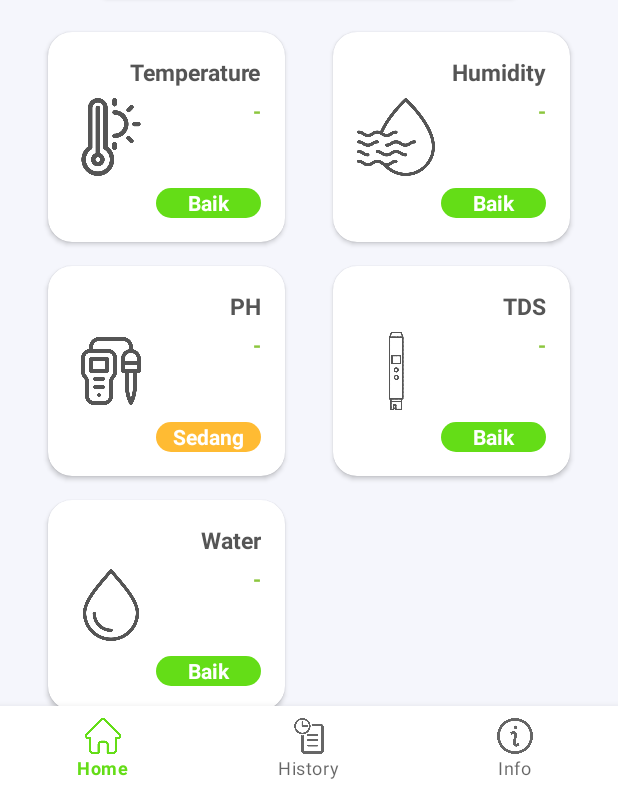
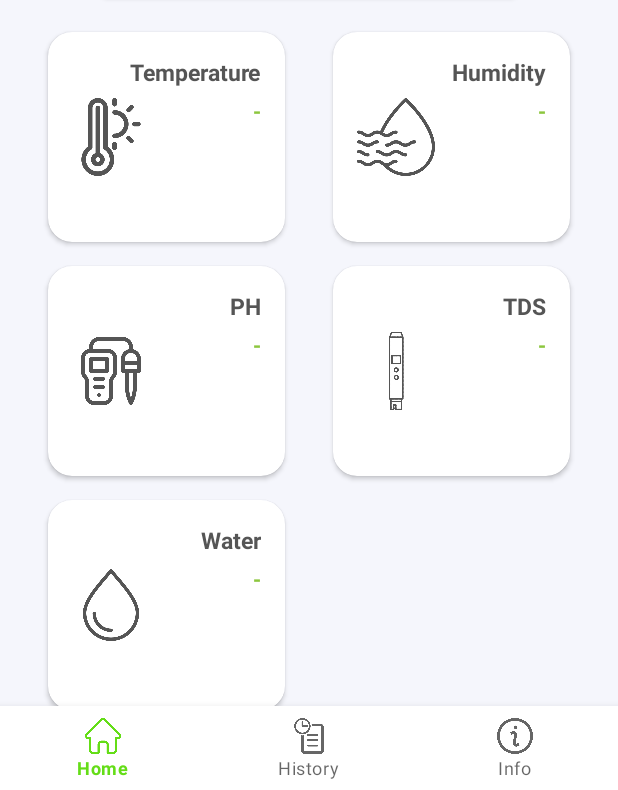
Before and after one commit to RadenMas6699/HydroponicMonitoringSystem, an Android app: the screen it shows after launch (MainActivity), on a phone screen of 412 x 824 dp, the part 446-1236 px from its top. Run offline under Robolectric (Android 15) with nearby library versions, the phone set to English and light mode, and no system bars; our stand-ins replace Firebase (no records; nobody signed in at launch, a user with empty details on screens opened directly).

Commit message:
Update Status Value Sensor

```diff
--- a/app/src/main/java/com/radenmas/system/monitoring/hydroponic/ui/fragment/ChartHum.java
+++ b/app/src/main/java/com/radenmas/system/monitoring/hydroponic/ui/fragment/ChartHum.java
@@ -19,7 +19,7 @@ public class ChartHum extends Fragment {
     public View onCreateView(LayoutInflater inflater, ViewGroup container,
                              Bundle savedInstanceState) {
         // Inflate the layout for this fragment
-        View view = inflater.inflate(R.layout.fragment_chart_hum, container, false);
+        View view = inflater.inflate(R.layout.fragment_chart, container, false);
 
 
 
--- a/app/src/main/java/com/radenmas/system/monitoring/hydroponic/ui/fragment/ChartPH.java
+++ b/app/src/main/java/com/radenmas/system/monitoring/hydroponic/ui/fragment/ChartPH.java
@@ -19,7 +19,7 @@ public class ChartPH extends Fragment {
     public View onCreateView(LayoutInflater inflater, ViewGroup container,
                              Bundle savedInstanceState) {
         // Inflate the layout for this fragment
-        View view = inflater.inflate(R.layout.fragment_chart_ph, container, false);
+        View view = inflater.inflate(R.layout.fragment_chart, container, false);
 
 
 
--- a/app/src/main/java/com/radenmas/system/monitoring/hydroponic/ui/fragment/ChartTDS.java
+++ b/app/src/main/java/com/radenmas/system/monitoring/hydroponic/ui/fragment/ChartTDS.java
@@ -19,7 +19,7 @@ public class ChartTDS extends Fragment {
     public View onCreateView(LayoutInflater inflater, ViewGroup container,
                              Bundle savedInstanceState) {
         // Inflate the layout for this fragment
-        View view = inflater.inflate(R.layout.fragment_chart_tds, container, false);
+        View view = inflater.inflate(R.layout.fragment_chart, container, false);
 
 
 
--- a/app/src/main/java/com/radenmas/system/monitoring/hydroponic/ui/fragment/ChartWater.java
+++ b/app/src/main/java/com/radenmas/system/monitoring/hydroponic/ui/fragment/ChartWater.java
@@ -19,7 +19,7 @@ public class ChartWater extends Fragment {
     public View onCreateView(LayoutInflater inflater, ViewGroup container,
                              Bundle savedInstanceState) {
         // Inflate the layout for this fragment
-        View view = inflater.inflate(R.layout.fragment_chart_water, container, false);
+        View view = inflater.inflate(R.layout.fragment_chart, container, false);
 
 
 
--- a/app/src/main/res/layout/custom_marker_view.xml
+++ b/app/src/main/res/layout/custom_marker_view.xml
@@ -13,7 +13,6 @@
         android:id="@+id/tvValue"
         android:layout_width="wrap_content"
         android:layout_height="wrap_content"
-        android:text="56"
         android:textAppearance="?android:attr/textAppearanceSmall"
         android:textColor="@android:color/black"
         android:textSize="12sp" />
@@ -25,6 +24,5 @@
         android:textAppearance="?android:attr/textAppearanceSmall"
         android:textColor="@android:color/black"
         android:textSize="10sp"
-        android:text="09:36"
         tools:ignore="SmallSp" />
 </LinearLayout>
--- a/app/src/main/res/layout/fragment_history.xml
+++ b/app/src/main/res/layout/fragment_history.xml
@@ -21,7 +21,7 @@
 
         <androidx.viewpager.widget.ViewPager
             android:id="@+id/vp_chart"
-            android:layout_marginBottom="72dp"
+            android:layout_marginBottom="36dp"
             android:layout_width="match_parent"
             android:layout_height="match_parent" />
     </LinearLayout>
--- a/app/src/main/res/layout/item_fragment_home.xml
+++ b/app/src/main/res/layout/item_fragment_home.xml
@@ -43,9 +43,7 @@
 
                     <TextView
                         android:id="@+id/status_temperature"
-                        style="@style/status_item"
-                        android:background="@drawable/bg_good_status"
-                        android:text="Baik" />
+                        style="@style/status_item" />
                 </RelativeLayout>
 
             </androidx.cardview.widget.CardView>
@@ -76,9 +74,7 @@
 
                     <TextView
                         android:id="@+id/status_humidity"
-                        style="@style/status_item"
-                        android:background="@drawable/bg_good_status"
-                        android:text="Baik" />
+                        style="@style/status_item" />
                 </RelativeLayout>
 
             </androidx.cardview.widget.CardView>
@@ -117,9 +113,7 @@
 
                     <TextView
                         android:id="@+id/status_ph"
-                        style="@style/status_item"
-                        android:background="@drawable/bg_medium_status"
-                        android:text="Sedang" />
+                        style="@style/status_item" />
                 </RelativeLayout>
 
             </androidx.cardview.widget.CardView>
@@ -150,9 +144,7 @@
 
                     <TextView
                         android:id="@+id/status_tds"
-                        style="@style/status_item"
-                        android:background="@drawable/bg_good_status"
-                        android:text="Baik" />
+                        style="@style/status_item"/>
                 </RelativeLayout>
 
             </androidx.cardview.widget.CardView>
@@ -191,9 +183,7 @@
 
                     <TextView
                         android:id="@+id/status_water"
-                        style="@style/status_item"
-                        android:background="@drawable/bg_good_status"
-                        android:text="Baik" />
+                        style="@style/status_item"/>
                 </RelativeLayout>
 
             </androidx.cardview.widget.CardView>
--- a/app/src/main/res/values/strings.xml
+++ b/app/src/main/res/values/strings.xml
@@ -15,4 +15,7 @@
     <string name="tds">TDS</string>
     <string name="water">Water</string>
     <string name="ph">PH</string>
+    <string name="bad">Buruk</string>
+    <string name="medium">Sedang</string>
+    <string name="good">Baik</string>
 </resources>
```
Also changed, not shown: app/src/main/java/com/radenmas/system/monitoring/hydroponic/adapter/MyMarkerView.java (+7 -12 lines), app/src/main/java/com/radenmas/system/monitoring/hydroponic/ui/fragment/ChartTemp.java (+1 -7 lines), app/src/main/java/com/radenmas/system/monitoring/hydroponic/ui/fragment/HomeFragment.java (+33 -0 lines), app/src/main/res/layout/fragment_chart_hum.xml (deleted, +0 -11 lines), app/src/main/res/layout/fragment_chart_ph.xml (deleted, +0 -11 lines), app/src/main/res/layout/fragment_chart_tds.xml (deleted, +0 -11 lines), app/src/main/res/layout/fragment_chart_water.xml (deleted, +0 -11 lines), app/src/main/res/layout/fragment_chart.xml (renamed from app/src/main/res/layout/fragment_chart_temp.xml).
